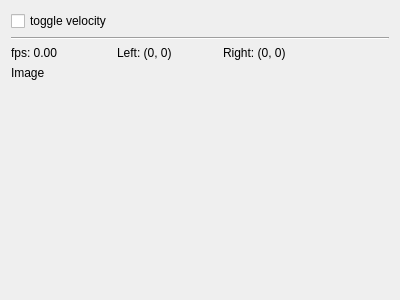
Before: the Qt Designer form mainwindow.ui in loosstef/grid-based-fluid-simulator, drawn with Qt 5.
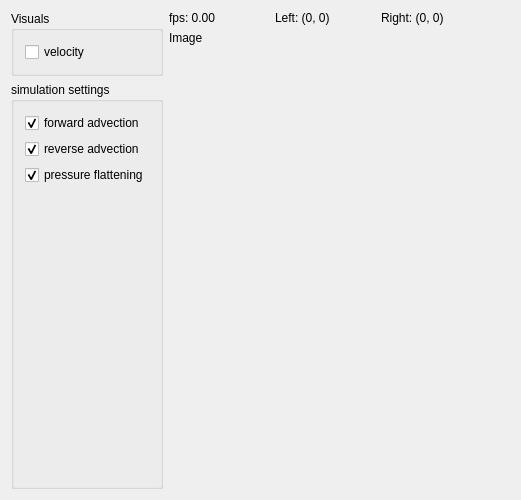
After: the same form once the commit is applied. Custom widgets are drawn as their Qt base class.

Commit message: added first stable version of the pressure simulation

Patch:
```diff
--- a/mainwindow.ui
+++ b/mainwindow.ui
@@ -9,8 +9,8 @@
    <rect>
     <x>0</x>
     <y>0</y>
-    <width>400</width>
-    <height>300</height>
+    <width>521</width>
+    <height>500</height>
    </rect>
   </property>
   <property name="sizePolicy">
@@ -29,27 +29,71 @@
      <height>0</height>
     </size>
    </property>
-   <layout class="QVBoxLayout" name="verticalLayout" stretch="0,0,0,1">
+   <layout class="QHBoxLayout" name="horizontalLayout_3" stretch="0,0">
     <item>
-     <layout class="QHBoxLayout" name="horizontalLayout_2">
+     <layout class="QVBoxLayout" name="verticalLayout" stretch="0,1">
       <item>
+       <widget class="QGroupBox" name="groupBox">
+        <property name="title">
+         <string>Visuals</string>
+        </property>
+        <layout class="QVBoxLayout" name="verticalLayout_3" stretch="0">
+         <property name="sizeConstraint">
+          <enum>QLayout::SetMinimumSize</enum>
+         </property>
+         <item alignment="Qt::AlignLeft|Qt::AlignTop">
        <widget class="QCheckBox" name="velocityToggle">
         <property name="text">
-         <string>toggle velocity</string>
+            <string>velocity</string>
         </property>
        </widget>
       </item>
      </layout>
+       </widget>
     </item>
     <item>
-     <widget class="Line" name="line">
-      <property name="orientation">
-       <enum>Qt::Horizontal</enum>
-      </property>
-     </widget>
-    </item>
+       <widget class="QGroupBox" name="groupBox_2">
+        <property name="title">
+         <string>simulation settings</string>
+        </property>
+        <layout class="QVBoxLayout" name="verticalLayout_4" stretch="0,0,1">
+         <item alignment="Qt::AlignTop">
+          <widget class="QCheckBox" name="checkBox">
+           <property name="text">
+            <string>forward advection</string>
+           </property>
+           <property name="checked">
+            <bool>true</bool>
+           </property>
+          </widget>
+         </item>
+         <item alignment="Qt::AlignTop">
+          <widget class="QCheckBox" name="checkBox_2">
+           <property name="text">
+            <string>reverse advection</string>
+           </property>
+           <property name="checked">
+            <bool>true</bool>
+           </property>
+          </widget>
+         </item>
+         <item alignment="Qt::AlignTop">
+          <widget class="QCheckBox" name="checkBox_3">
+           <property name="text">
+            <string>pressure flattening</string>
+           </property>
+           <property name="checked">
+            <bool>true</bool>
+           </property>
+          </widget>
+         </item>
+        </layout>
+       </widget>
+      </item>
+     </layout>
+    </item>
     <item>
-     <layout class="QHBoxLayout" name="horizontalLayout" stretch="0,0,1">
+     <layout class="QVBoxLayout" name="verticalLayout_2" stretch="0,1">
       <property name="spacing">
        <number>6</number>
       </property>
@@ -57,6 +101,8 @@
        <enum>QLayout::SetDefaultConstraint</enum>
       </property>
       <item>
+       <layout class="QHBoxLayout" name="horizontalLayout" stretch="0,0,1">
+        <item>
        <widget class="QLabel" name="topInfo">
         <property name="minimumSize">
          <size>
@@ -78,7 +124,7 @@
         </property>
        </widget>
       </item>
-      <item alignment="Qt::AlignLeft">
+        <item>
        <widget class="QLabel" name="clickedPosViewer">
         <property name="minimumSize">
          <size>
@@ -91,7 +137,7 @@
         </property>
        </widget>
       </item>
-      <item alignment="Qt::AlignLeft">
+        <item>
        <widget class="QLabel" name="rightClickedPosViewer">
         <property name="minimumSize">
          <size>
@@ -115,6 +161,8 @@
        <set>Qt::AlignLeading|Qt::AlignLeft|Qt::AlignTop</set>
       </property>
      </widget>
+      </item>
+     </layout>
     </item>
    </layout>
   </widget>
```
Lines whose indentation alone changed are shown as unchanged. The commit also changes 5 other files.
